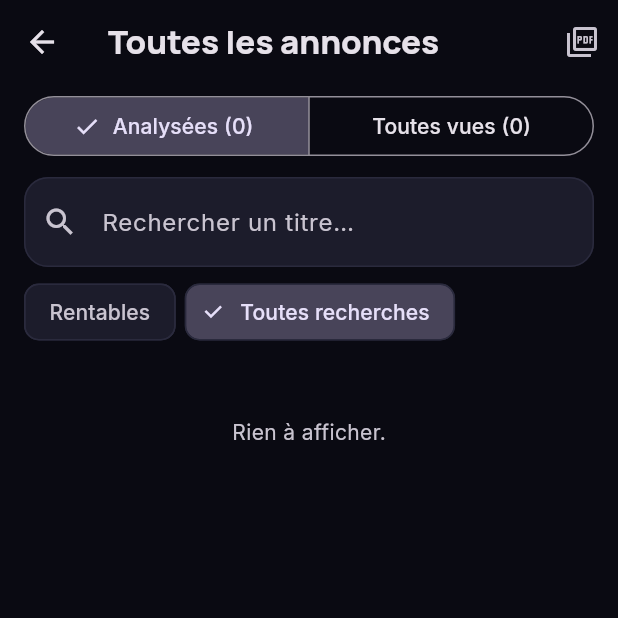
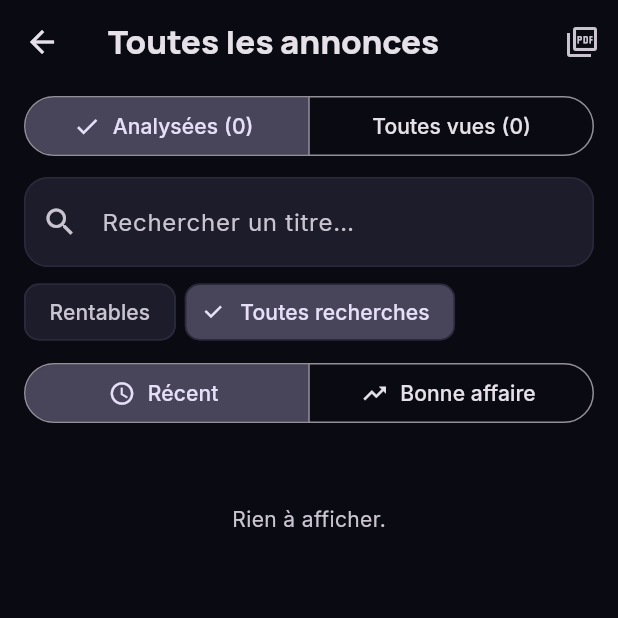
Before and after one commit to leboncash006-max/AppLeboncoin, a Flutter app: the RadarAllScreen screen opened directly with empty values, on a phone screen of 412 x 824 dp, the top half of it. Run offline on Flutter 3.47's test engine with Material 3 defaults, Android fonts, the phone set to English and light mode, and no system bars; our stand-ins replace flutter_markdown_plus, google_fonts, pdf, printing, shared_preferences, sqflite and 1 more; missing offline and left inert: receive_sharing_intent; accounts and stored records are empty.

Commit message:
Faux positifs corrigés, garde-fou, tri du fil Radar
- Ouverture lue seulement si écrite f/2.4, f2.4 ou 1:2.4 (le « XF 60mm »
  donnait f/60 : Instax mini 11 pris pour un XF 60mm)
- Versions haut de gamme (PRO, L, Art, GM…) écartées si l'annonce ne les
  cite pas ; ouverture inconnue → objectif grand public
- Annonces d'accessoires (bagues, filtres, sacs, batteries…) d'après le
  titre : pas d'analyse ni d'appel
- Garde-fou : reprise > 6× le prix et +150 € → « estimation à vérifier »
  (aussi dans la notification)
- Fil Radar et Tout voir : tri Récent / Bonne affaire (mémorisé) ;
  appui long pour retirer une annonce du fil

Co-Authored-By: Claude Opus 5.5 <noreply@anthropic.com>
Claude-Session: https://claude.ai/code/session_01DVBYHogB1LT9bnmHDmc8Ch

```diff
--- a/lib/radar/radar_db.dart
+++ b/lib/radar/radar_db.dart
@@ -291,15 +291,21 @@ class RadarDb {
         conflictAlgorithm: ConflictAlgorithm.replace);
   }
 
-  /// Fil : rentables en haut, puis les plus récentes.
-  static Future<List<RadarAnalysis>> analyses({int? searchId, int limit = 5000}) async =>
+  /// Fil : « recent » (les plus récentes d'abord) ou « best » (meilleures
+  /// marges d'abord, non chiffrées à la fin).
+  static Future<List<RadarAnalysis>> analyses({int? searchId, int limit = 5000, String sort = 'recent'}) async =>
       (await (await db).query('analyses',
               where: searchId == null ? null : 'search_id = ?',
               whereArgs: searchId == null ? null : [searchId],
-              orderBy: 'profitable DESC, created_at DESC',
+              orderBy: sort == 'best'
+                  ? 'margin IS NULL, margin DESC, created_at DESC'
+                  : 'created_at DESC',
               limit: limit))
           .map(RadarAnalysis.fromRow)
           .toList();
+
+  static Future<void> deleteAnalysis(String listId) async =>
+      (await db).delete('analyses', where: 'list_id = ?', whereArgs: [listId]);
 
   static Future<RadarAnalysis?> analysis(String listId) async {
     final rows = await (await db).query('analyses', where: 'list_id = ?', whereArgs: [listId]);
@@ -380,6 +386,10 @@ class RadarDb {
     }
   }
 
+  /// Tri du fil choisi par l'utilisateur (« recent » ou « best »).
+  static Future<String> feedSort() async => await get('feed_sort') ?? 'recent';
+  static Future<void> setFeedSort(String v) => set('feed_sort', v);
+
   static Future<int> getInt(String k) async => int.tryParse(await get(k) ?? '') ?? 0;
   static Future<void> setInt(String k, int v) => set(k, '$v');
 
--- a/lib/radar/radar_engine.dart
+++ b/lib/radar/radar_engine.dart
@@ -425,7 +425,8 @@ class RadarEngine {
         .map((i) => i.mpbModel ?? i.item.nameGuess)
         .join(' + ');
     final sign = m >= 0 ? '+' : '';
-    var title = '$sign${m.toStringAsFixed(0)} € · ${names.isEmpty ? a.subject : names}';
+    final doubt = an.warnings.contains(suspiciousWarning);
+    var title = '${doubt ? '⚠️ À vérifier · ' : ''}$sign${m.toStringAsFixed(0)} € · ${names.isEmpty ? a.subject : names}';
     if (title.length > 80) title = '${title.substring(0, 79)}…';
     final cond = mpbConditionLabels[an.condition] ?? 'Bon';
     final text = '${an.price?.toStringAsFixed(0) ?? '?'} € → reprise ${an.totalBuyback.toStringAsFixed(0)} € '
--- a/lib/screens/radar_all_screen.dart
+++ b/lib/screens/radar_all_screen.dart
@@ -20,6 +20,7 @@ class RadarAllScreen extends StatefulWidget {
 class _RadarAllScreenState extends State<RadarAllScreen> {
   bool _analyzed = true;
   bool _onlyProfitable = false;
+  String _sort = 'recent';
   String _query = '';
   int? _search;
   List<RadarSearch> _searches = [];
@@ -34,7 +35,8 @@ class _RadarAllScreenState extends State<RadarAllScreen> {
 
   Future<void> _load() async {
     final searches = await RadarDb.searches();
-    final analyses = await RadarDb.analyses(searchId: _search);
+    _sort = await RadarDb.feedSort();
+    final analyses = await RadarDb.analyses(searchId: _search, sort: _sort);
     final seen = await RadarDb.seenAds(searchId: _search);
     if (!mounted) return;
     setState(() {
@@ -140,6 +142,19 @@ class _RadarAllScreenState extends State<RadarAllScreen> {
             ),
             const SizedBox(height: 10),
             if (_analyzed) ...[
+              SegmentedButton<String>(
+                segments: const [
+                  ButtonSegment(value: 'recent', icon: Icon(Icons.schedule, size: 18), label: Text('Récent')),
+                  ButtonSegment(value: 'best', icon: Icon(Icons.trending_up, size: 18), label: Text('Bonne affaire')),
+                ],
+                selected: {_sort},
+                showSelectedIcon: false,
+                onSelectionChanged: (v) async {
+                  await RadarDb.setFeedSort(v.first);
+                  _load();
+                },
+              ),
+              const SizedBox(height: 10),
               if (analyses.isEmpty) _empty(cs),
               for (final a in analyses) ...[
                 _AnalysisTile(a: a, minMargin: widget.settings.minMargin, onTap: () => _openAnalysis(a)),
--- a/lib/widgets/common.dart
+++ b/lib/widgets/common.dart
@@ -101,6 +101,7 @@ class AlertBanner extends StatelessWidget {
         l.contains('introuvable') ||
         l.contains('impossible') ||
         l.contains('indisponible') ||
+        l.contains('vérifier') ||
         l.contains('incertaine') ||
         l.contains('inconnu')) {
       return AlertLevel.warning;
```
Also changed, not shown: lib/screens/radar_screen.dart (+69 -11 lines), lib/services/analyzer.dart (+34 -0 lines), lib/services/local_identifier.dart (+17 -3 lines).
